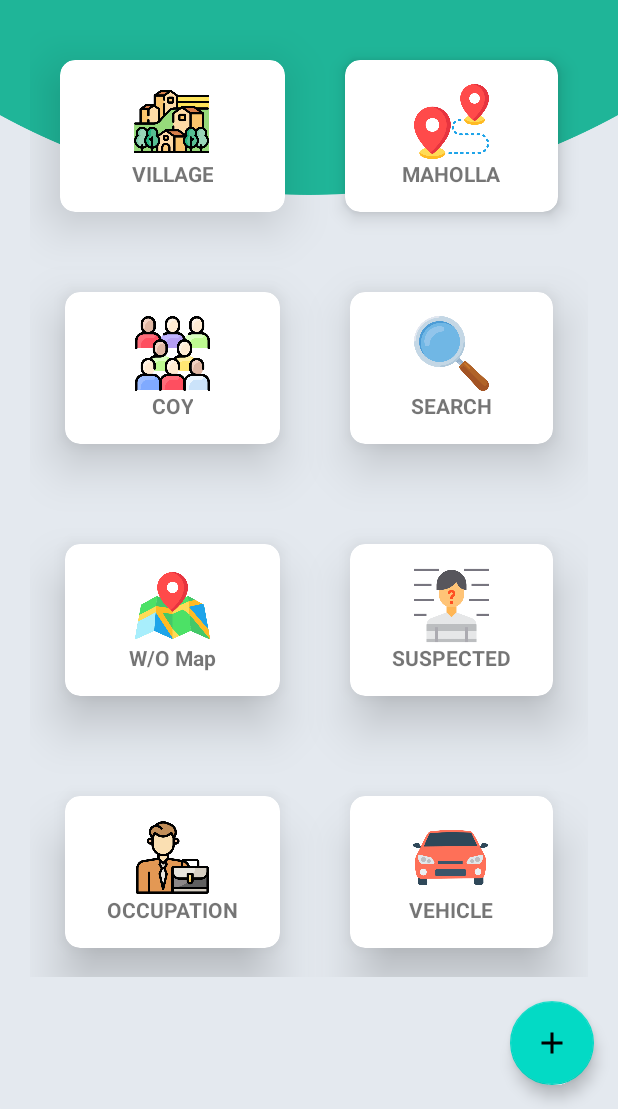
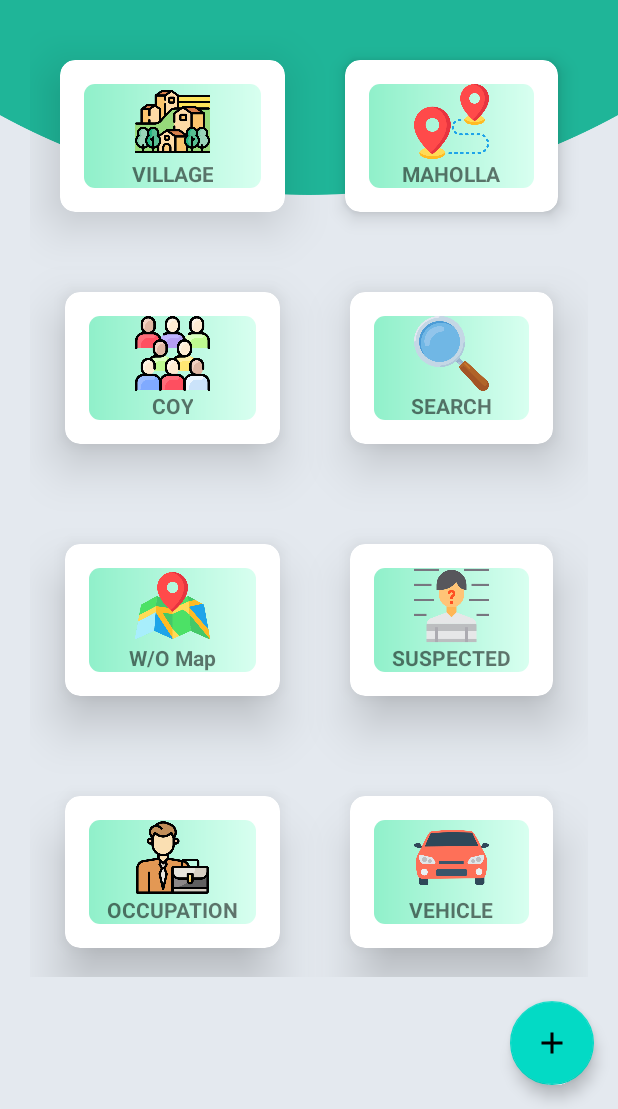
Before and after one commit to aadityaguptaa/SaluteIndia, an Android app: the screen it shows after launch (MainActivity), on a phone screen of 412 x 824 dp, the part 127-1236 px from its top. Run offline under Robolectric (Android 15) with nearby library versions, the light colour scheme and no system bars; our stand-ins replace CircleImageView, Room's generated code, data binding; Roboto replaces fonts that are not available here; 2 statements that could not run were skipped.

Commit message:
animation

```diff
--- a/app/src/main/java/com/army/saluteindia/MainActivity.kt
+++ b/app/src/main/java/com/army/saluteindia/MainActivity.kt
@@ -19,6 +19,7 @@ class MainActivity : AppCompatActivity() {
     override fun onCreate(savedInstanceState: Bundle?) {
         super.onCreate(savedInstanceState)
         setContentView(R.layout.activity_main)
+
 
         val dao = database.getInstance(this).dao
 
--- /dev/null
+++ b/app/src/main/res/anim/animation.xml
@@ -0,0 +1,26 @@
+<?xml version="1.0" encoding="utf-8"?>
+<set xmlns:android="http://schemas.android.com/apk/res/android">
+    <!-- animate the translationZ property of a view when pressed -->
+    <selector xmlns:android="http://schemas.android.com/apk/res/android">
+        <item
+            android:state_enabled="true"
+            android:state_pressed="true">
+            <set>
+                <objectAnimator
+                    android:duration="@android:integer/config_shortAnimTime"
+                    android:propertyName="translationZ"
+                    android:valueTo="6dp"
+                    android:valueType="floatType"/>
+            </set>
+        </item>
+        <item>
+            <set>
+                <objectAnimator
+                    android:duration="@android:integer/config_shortAnimTime"
+                    android:propertyName="translationZ"
+                    android:valueTo="0"
+                    android:valueType="floatType"/>
+            </set>
+        </item>
+    </selector>
+</set>
--- /dev/null
+++ b/app/src/main/res/drawable/custom_background.xml
@@ -0,0 +1,6 @@
+<?xml version="1.0" encoding="utf-8"?>
+<shape xmlns:android="http://schemas.android.com/apk/res/android">
+
+    <gradient android:startColor="#90f0ca" android:endColor="#d8fff0" android:type="linear"/>
+    <corners android:radius="7dp"/>
+</shape>
--- a/app/src/main/res/layout/fragment_home.xml
+++ b/app/src/main/res/layout/fragment_home.xml
@@ -81,6 +81,9 @@
                         android:layout_row="0"
                         android:layout_rowWeight="1"
                         android:layout_column="0"
+                        android:stateListAnimator="@anim/animation"
+                        android:foreground="?attr/selectableItemBackground"
+                        android:clickable="true"
                         android:layout_columnWeight="1"
                         android:layout_gravity="fill"
                         android:layout_margin="20dp"
@@ -89,10 +92,11 @@
                         app:cardUseCompatPadding="false">
 
                         <LinearLayout
-                            android:layout_width="wrap_content"
-                            android:layout_height="wrap_content"
+                            android:layout_width="match_parent"
+                            android:layout_height="match_parent"
                             android:layout_gravity="center_vertical|center_horizontal"
                             android:layout_margin="16dp"
+                            android:background="@drawable/custom_background"
                             android:gravity="center"
                             android:orientation="vertical">
 
@@ -117,6 +121,9 @@
                         android:layout_height="wrap_content"
                         android:layout_row="0"
                         android:layout_rowWeight="1"
+                        android:stateListAnimator="@anim/animation"
+                        android:foreground="?attr/selectableItemBackground"
+                        android:clickable="true"
                         android:layout_column="1"
                         android:layout_columnWeight="1"
                         android:layout_gravity="fill"
@@ -126,10 +133,11 @@
                         app:cardUseCompatPadding="false">
 
                         <LinearLayout
-                            android:layout_width="wrap_content"
-                            android:layout_height="wrap_content"
+                            android:layout_width="match_parent"
+                            android:layout_height="match_parent"
                             android:layout_gravity="center_vertical|center_horizontal"
                             android:layout_margin="16dp"
+                            android:background="@drawable/custom_background"
                             android:gravity="center"
                             android:orientation="vertical">
 
@@ -157,16 +165,19 @@
                         android:layout_column="0"
                         android:layout_columnWeight="1"
                         android:layout_gravity="fill"
-
+                        android:stateListAnimator="@anim/animation"
+                        android:foreground="?attr/selectableItemBackground"
+                        android:clickable="true"
                         app:cardCornerRadius="10dp"
                         app:cardElevation="20dp"
                         app:cardUseCompatPadding="true">
 
                         <LinearLayout
-                            android:layout_width="wrap_content"
-                            android:layout_height="wrap_content"
+                            android:layout_width="match_parent"
+                            android:layout_height="match_parent"
                             android:layout_gravity="center_vertical|center_horizontal"
                             android:layout_margin="16dp"
+                            android:background="@drawable/custom_background"
                             android:gravity="center"
                             android:orientation="vertical">
 
@@ -192,15 +203,19 @@
                         android:layout_column="1"
                         android:layout_columnWeight="1"
                         android:layout_gravity="fill"
+                        android:stateListAnimator="@anim/animation"
+                        android:foreground="?attr/selectableItemBackground"
+                        android:clickable="true"
                         app:cardCornerRadius="10dp"
                         app:cardElevation="20dp"
                         app:cardUseCompatPadding="true">
 
                         <LinearLayout
-                            android:layout_width="wrap_content"
-                            android:layout_height="wrap_content"
+                            android:layout_width="match_parent"
+                            android:layout_height="match_parent"
                             android:layout_gravity="center_vertical|center_horizontal"
                             android:layout_margin="16dp"
+                            android:background="@drawable/custom_background"
                             android:gravity="center"
                             android:orientation="vertical">
 
@@ -226,16 +241,20 @@
                         android:layout_rowWeight="1"
                         android:layout_column="0"
                         android:layout_columnWeight="1"
+                        android:stateListAnimator="@anim/animation"
+                        android:foreground="?attr/selectableItemBackground"
+                        android:clickable="true"
                         android:layout_gravity="fill"
                         app:cardCornerRadius="10dp"
                         app:cardElevation="20dp"
                         app:cardUseCompatPadding="true">
 
                         <LinearLayout
-                            android:layout_width="wrap_content"
-                            android:layout_height="wrap_content"
+                            android:layout_width="match_parent"
+                            android:layout_height="match_parent"
                             android:layout_gravity="center_vertical|center_horizontal"
                             android:layout_margin="16dp"
+                            android:background="@drawable/custom_background"
                             android:gravity="center"
                             android:orientation="vertical">
 
@@ -260,16 +279,20 @@
                         android:layout_rowWeight="1"
                         android:layout_column="1"
                         android:layout_columnWeight="1"
+                        android:stateListAnimator="@anim/animation"
+                        android:foreground="?attr/selectableItemBackground"
+                        android:clickable="true"
                         android:layout_gravity="fill"
                         app:cardCornerRadius="10dp"
                         app:cardElevation="20dp"
                         app:cardUseCompatPadding="true">
 
                         <LinearLayout
-                            android:layout_width="wrap_content"
-                            android:layout_height="wrap_content"
+                            android:layout_width="match_parent"
+                            android:layout_height="match_parent"
                             android:layout_gravity="center_vertical|center_horizontal"
                             android:layout_margin="16dp"
+                            android:background="@drawable/custom_background"
                             android:gravity="center"
                             android:orientation="vertical">
 
@@ -294,16 +317,20 @@
                         android:layout_rowWeight="1"
                         android:layout_column="0"
                         android:layout_columnWeight="1"
+                        android:stateListAnimator="@anim/animation"
+                        android:foreground="?attr/selectableItemBackground"
+                        android:clickable="true"
                         android:layout_gravity="fill"
                         app:cardCornerRadius="10dp"
                         app:cardElevation="20dp"
                         app:cardUseCompatPadding="true">
 
                         <LinearLayout
-                            android:layout_width="wrap_content"
-                            android:layout_height="wrap_content"
+                            android:layout_width="match_parent"
+                            android:layout_height="match_parent"
                             android:layout_gravity="center_vertical|center_horizontal"
                             android:layout_margin="16dp"
+                            android:background="@drawable/custom_background"
                             android:gravity="center"
                             android:orientation="vertical">
 
@@ -326,6 +353,9 @@
                         android:layout_height="wrap_content"
                         android:layout_row="3"
                         android:layout_rowWeight="1"
+                        android:stateListAnimator="@anim/animation"
+                        android:foreground="?attr/selectableItemBackground"
+                        android:clickable="true"
                         android:layout_column="1"
                         android:layout_columnWeight="1"
                         android:layout_gravity="fill"
@@ -334,10 +364,11 @@
                         app:cardUseCompatPadding="true">
 
                         <LinearLayout
-                            android:layout_width="wrap_content"
-                            android:layout_height="wrap_content"
+                            android:layout_width="match_parent"
+                            android:layout_height="match_parent"
                             android:layout_gravity="center_vertical|center_horizontal"
                             android:layout_margin="16dp"
+                            android:background="@drawable/custom_background"
                             android:gravity="center"
                             android:orientation="vertical">
 
--- /dev/null
+++ b/app/src/main/res/layout/gridlayout_animation_from_bottom.xml
@@ -0,0 +1,8 @@
+<?xml version="1.0" encoding="utf-8"?>
+<gridLayoutAnimation xmlns:android="http://schemas.android.com/apk/res/android"
+    android:animation="@anim/animation"
+    android:animationOrder="normal"
+    android:columnDelay="15%"
+    android:direction="top_to_bottom|left_to_right"
+    android:rowDelay="15%"
+    android:startOffset="700" />
```
